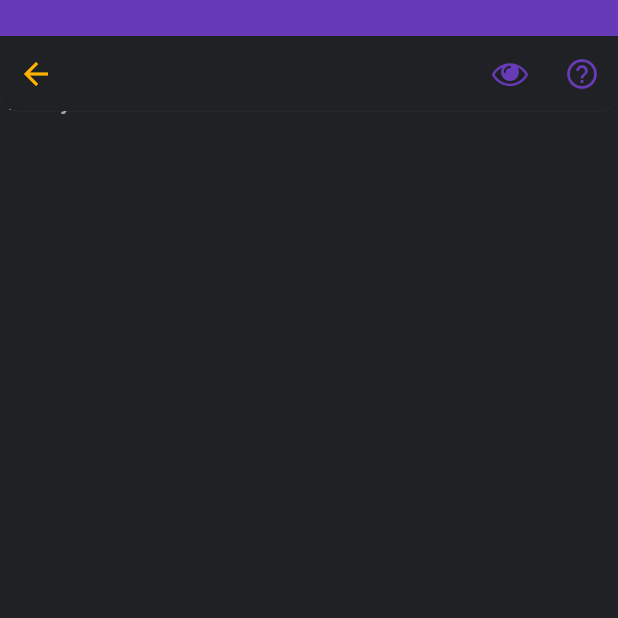
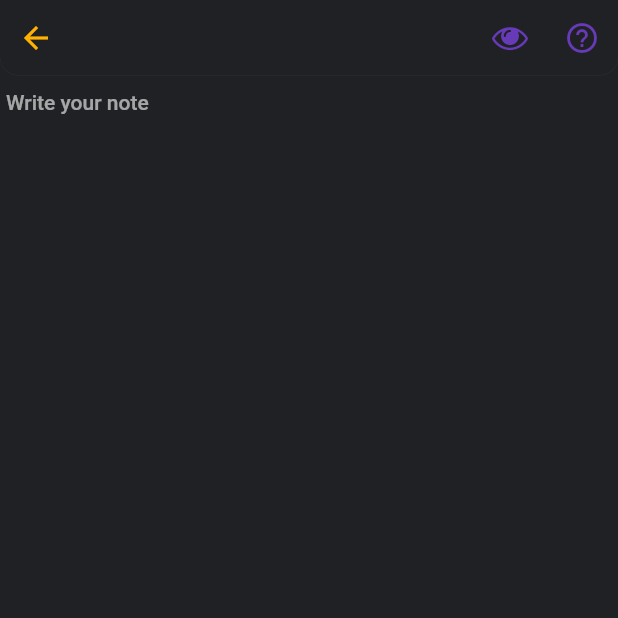
Before and after one commit to acoudray1/hupomnesis, a Flutter app: the screen it shows after launch, after a tap on "Create a new note...", on a phone screen of 412 x 824 dp, the top half of it. Run offline on Flutter 3.47's test engine with Material 2 defaults, Android fonts, the phone set to English and light mode, and no system bars; our stand-ins replace dynamic_theme, flutter_html, flutter_markdown, flutter_sticky_header, rxdart, shared_preferences and 1 more; missing offline and left inert: flutter_statusbarcolor; accounts and stored records are empty; Roboto replaces fonts that are missing (Roboto-Light).

Commit message:
HUP-13 : UI updates

```diff
--- a/lib/src/views/note_edition_page/build_main_view.dart
+++ b/lib/src/views/note_edition_page/build_main_view.dart
@@ -2,6 +2,7 @@ import 'dart:async';
 
 import 'package:flutter/material.dart';
 import 'package:flutter_markdown/flutter_markdown.dart';
+import 'package:flutter_statusbarcolor/flutter_statusbarcolor.dart';
 import 'package:hupomnesis/src/model/enum_edition_status.dart';
 import 'package:hupomnesis/src/views/note_edition_page/note_edition_page_root.dart';
 import 'package:hupomnesis/theme/style_icons.dart';
@@ -43,6 +44,8 @@ class _BuildMainViewState extends State<BuildMainView> {
     final NoteEditionPageRoot noteEditionPageRoot = NoteEditionPageRoot.of(context);
     _textEditingController..addListener(() => noteEditionPageRoot.noteEditionPageBloc.handleTextEdited(widget.text, _textEditingController.text),);
 
+    FlutterStatusbarcolor.setStatusBarColor(Theme.of(context).primaryColor);
+
     return WillPopScope(
       onWillPop: () {
         if(noteEditionPageRoot.note == null) {
@@ -55,7 +58,9 @@ class _BuildMainViewState extends State<BuildMainView> {
         }
       },
       child: Scaffold(
-        body: CustomScrollView(
+        body: SafeArea(
+          top: true,
+          child: CustomScrollView(
             slivers: <Widget>[
               buildHeader(noteEditionPageRoot),
               StreamBuilder<EditionStatus>(
@@ -71,6 +76,7 @@ class _BuildMainViewState extends State<BuildMainView> {
               ),
             ],
           ),
+        )
       ),
     );
   }
@@ -86,10 +92,6 @@ class _BuildMainViewState extends State<BuildMainView> {
       backgroundColor: Theme.of(context).backgroundColor,
       flexibleSpace: Column(
         children: <Widget>[
-          Container(
-            color: Theme.of(context).primaryColor,
-            height: 24.0,
-          ),
           AnimatedContainer(
             duration: Duration(seconds: 0),
             height: 50,
--- a/lib/src/views/note_page/build_header.dart
+++ b/lib/src/views/note_page/build_header.dart
@@ -24,10 +24,6 @@ class BuildHeader extends StatelessWidget {
         if(snapshot.hasData) {
           return Column(
             children: <Widget>[
-              Container(
-                color: Theme.of(context).primaryColor,
-                height: 24.0,
-              ),
               AnimatedContainer(
                 height: 72,
                 duration: Duration(seconds: 0),
--- a/lib/src/views/note_page/build_main_view.dart
+++ b/lib/src/views/note_page/build_main_view.dart
@@ -1,6 +1,8 @@
 import 'package:flutter/material.dart';
+import 'package:flutter_statusbarcolor/flutter_statusbarcolor.dart';
 import 'package:hupomnesis/src/bloc/note_bloc/note_bloc.dart';
 import 'package:hupomnesis/src/model/note.dart';
+import 'package:hupomnesis/src/views/note_edition_page/note_edition_page.dart';
 import 'package:hupomnesis/src/views/note_page/build_empty_list_of_notes.dart';
 import 'package:hupomnesis/src/views/note_page/build_header.dart';
 import 'package:hupomnesis/src/views/note_page/build_list_of_notes.dart';
@@ -27,9 +29,36 @@ class BuildMainView extends StatelessWidget {
     onStart(notePageRoot.noteBloc);
     notePageRoot.noteBloc.getNotesFromDatabase();
 
+    FlutterStatusbarcolor.setStatusBarColor(Theme.of(context).primaryColor);
+
     return Scaffold(
       backgroundColor: Theme.of(context).scaffoldBackgroundColor,
-      body: Column(
+      floatingActionButton: FloatingActionButton(
+        backgroundColor: Theme.of(context).brightness == Brightness.dark ? Colors.white : const Color(0xFF202124),
+        child: ShaderMask(
+          shaderCallback: (Rect bounds) {
+            return RadialGradient(
+              center: Alignment.topLeft,
+              radius: 0.5,
+              colors: <Color>[
+                Theme.of(context).primaryColor,
+                Theme.of(context).accentColor,
+              ],
+              tileMode: TileMode.clamp,
+            ).createShader(bounds);
+          },
+          child: const Icon(Icons.add),
+        ),
+        onPressed: () {
+          Navigator.of(context).push(MaterialPageRoute<NoteEditionPage>(
+            builder: (BuildContext context) => NoteEditionPage(
+              noteBloc: notePageRoot.noteBloc,
+            )));
+        },
+      ),
+      body: SafeArea(
+        top: true,
+        child: Column(
           children: <Widget>[
             // Builds the header
             BuildHeader(),
@@ -49,6 +78,7 @@ class BuildMainView extends StatelessWidget {
             ),
           ],
         ),
+      ),
     );
   }
 }
@@ -59,6 +89,7 @@ Future<void> onStart(NoteBloc noteBloc) async {
   const String _markdownData = '''
   # Click me to see what you can do!
   Markdown allows you to easily include formatted text, images, and even formatted code.
+  Write your notes in markdown and see how it looks by clicking the eye above.
 
   Here is a quick demo of what you can do:
 
--- a/pubspec.yaml
+++ b/pubspec.yaml
@@ -25,6 +25,8 @@ dev_dependencies:
   dynamic_theme: ^1.0.0
   shared_preferences: ^0.5.3+1
   flutter_launcher_icons: ^0.7.2
+  flutter_statusbarcolor: ^0.2.0
+
 
 flutter_icons:
   image_path: "assets/hupomnesis-logo.png"
```
Also changed, not shown: lib/src/views/note_page/build_card.dart (+10 -10 lines). Lines whose indentation alone changed are shown as unchanged.
